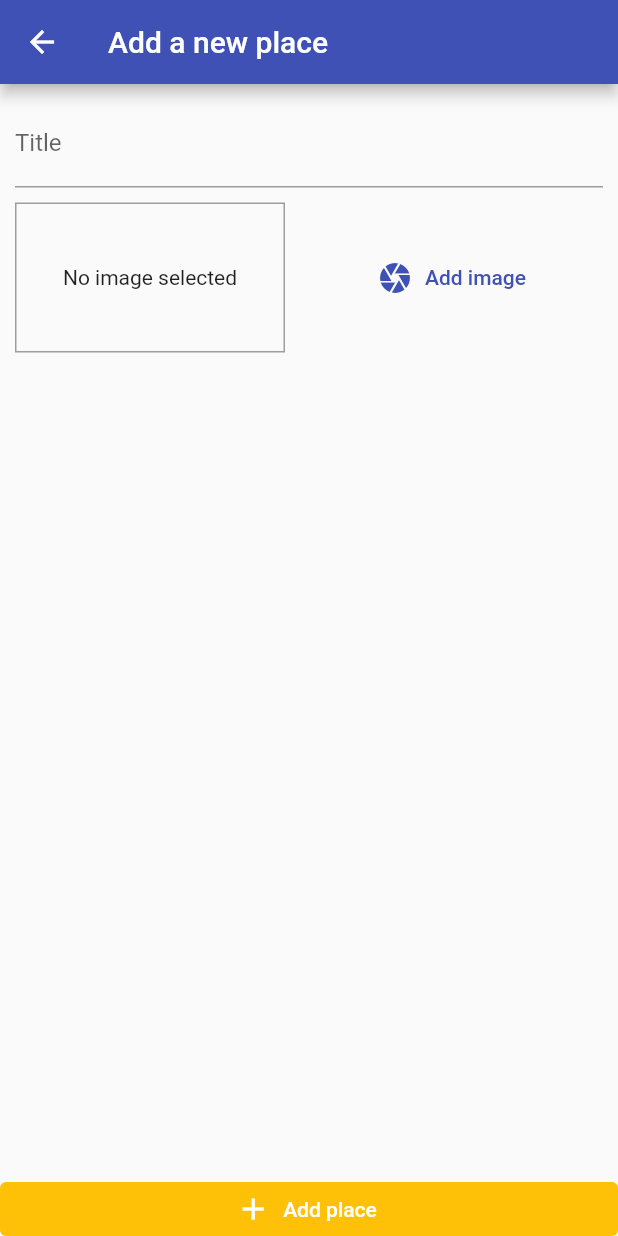
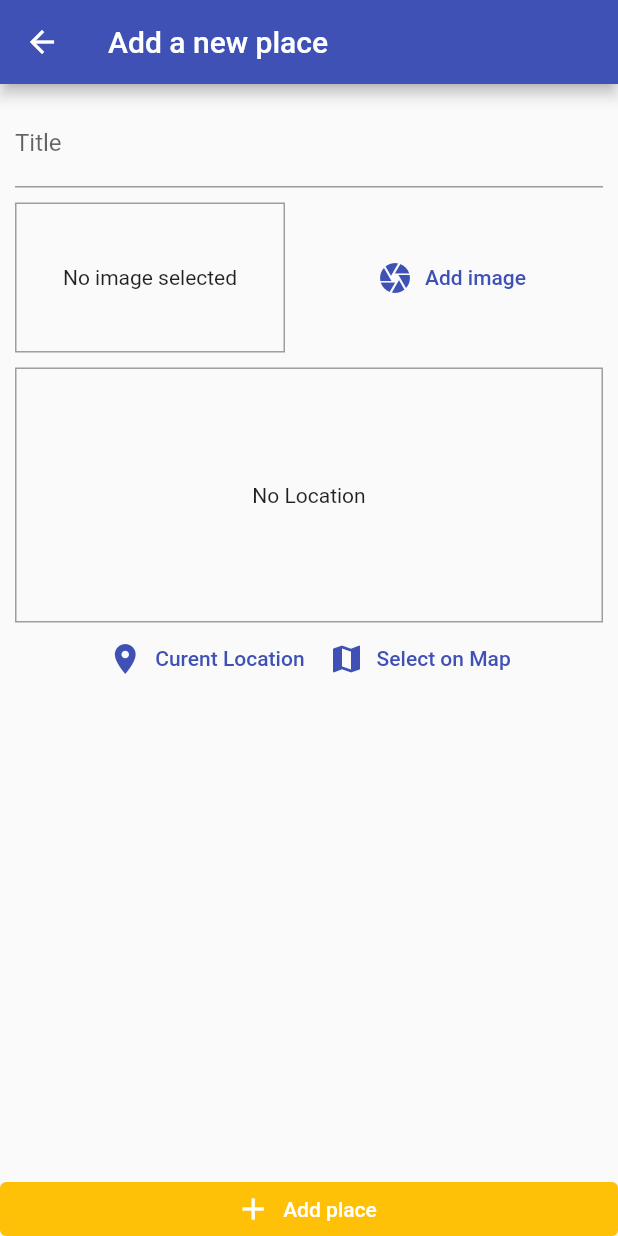
Before and after one commit to EduardoRenz/Flutter-Great-Places, a Flutter app: the PlaceFormScreen screen opened by its route, on a phone screen of 412 x 824 dp. Run offline on Flutter 3.47's test engine with Material 2 defaults, Android fonts, the phone set to English and light mode, and no system bars; our stand-ins replace image_picker, sqflite; accounts and stored records are empty.

Commit message:
added location input

```diff
--- a/lib/screens/place_form_screen.dart
+++ b/lib/screens/place_form_screen.dart
@@ -3,6 +3,7 @@ import 'dart:io';
 import 'package:flutter/material.dart';
 import 'package:great_places/providers/great_places.dart';
 import 'package:great_places/widgets/image_input.dart';
+import 'package:great_places/widgets/location_input.dart';
 import 'package:provider/provider.dart';
 
 class PlaceFormScreen extends StatefulWidget {
@@ -52,6 +53,8 @@ class _PlaceFormSCreenState extends State<PlaceFormScreen> {
                       ),
                       const SizedBox(height: 10),
                       ImageInput(_selectImage),
+                      const SizedBox(height: 10),
+                      const LocationInput()
                     ],
                   ),
                 ),
--- /dev/null
+++ b/lib/widgets/location_input.dart
@@ -0,0 +1,48 @@
+import 'package:flutter/material.dart';
+
+class LocationInput extends StatelessWidget {
+  const LocationInput({Key? key}) : super(key: key);
+
+  @override
+  Widget build(BuildContext context) {
+    String? _previewImageUrl;
+
+    return Column(
+      children: [
+        Container(
+          height: 170,
+          width: double.infinity,
+          alignment: Alignment.center,
+          decoration: BoxDecoration(
+            border: Border.all(
+              width: 1,
+              color: Colors.grey,
+            ),
+          ),
+          child: _previewImageUrl == null
+              ? const Text('No Location')
+              : Image.network(
+                  _previewImageUrl,
+                  fit: BoxFit.cover,
+                  width: double.infinity,
+                ),
+        ),
+        Row(
+          mainAxisAlignment: MainAxisAlignment.center,
+          children: [
+            TextButton.icon(
+              icon: const Icon(Icons.location_on),
+              label: const Text('Curent Location'),
+              onPressed: () {},
+            ),
+            TextButton.icon(
+              icon: const Icon(Icons.map),
+              label: const Text('Select on Map'),
+              onPressed: () {},
+            ),
+          ],
+        )
+      ],
+    );
+  }
+}
--- a/pubspec.yaml
+++ b/pubspec.yaml
@@ -34,6 +34,7 @@ dependencies:
   path_provider: ^2.0.9
   path: 1.8.0
   sqflite: ^2.0.2
+  location: ^4.3.0
 
 
   # The following adds the Cupertino Icons font to your application.
```
Also changed, not shown: pubspec.lock.
